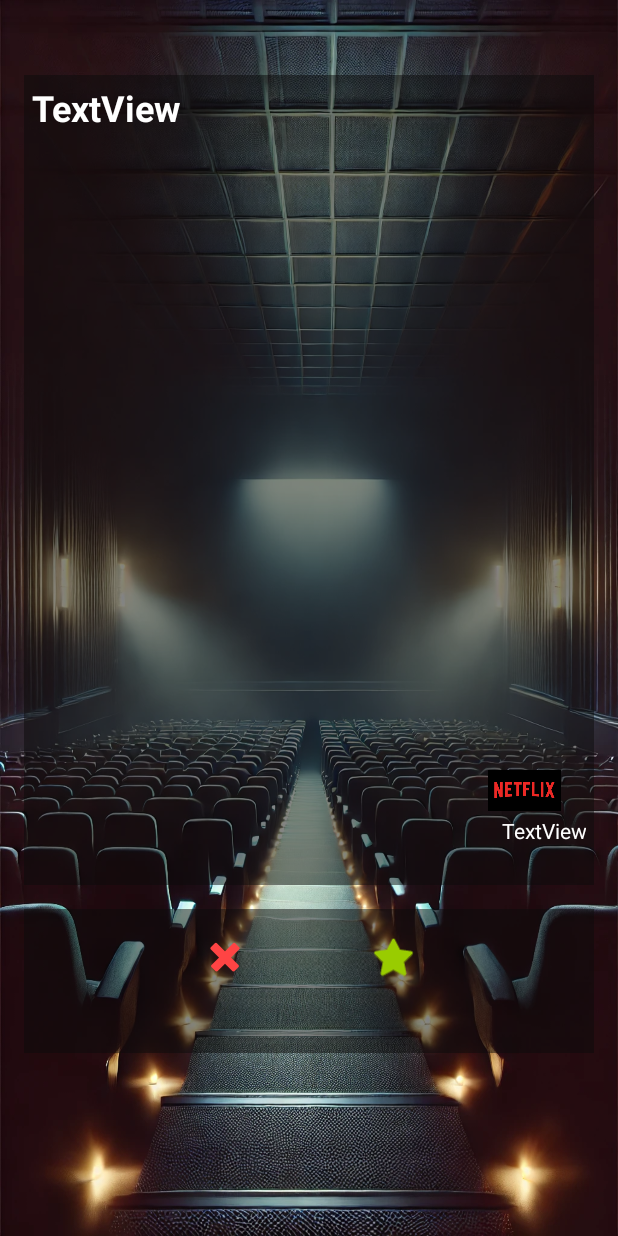
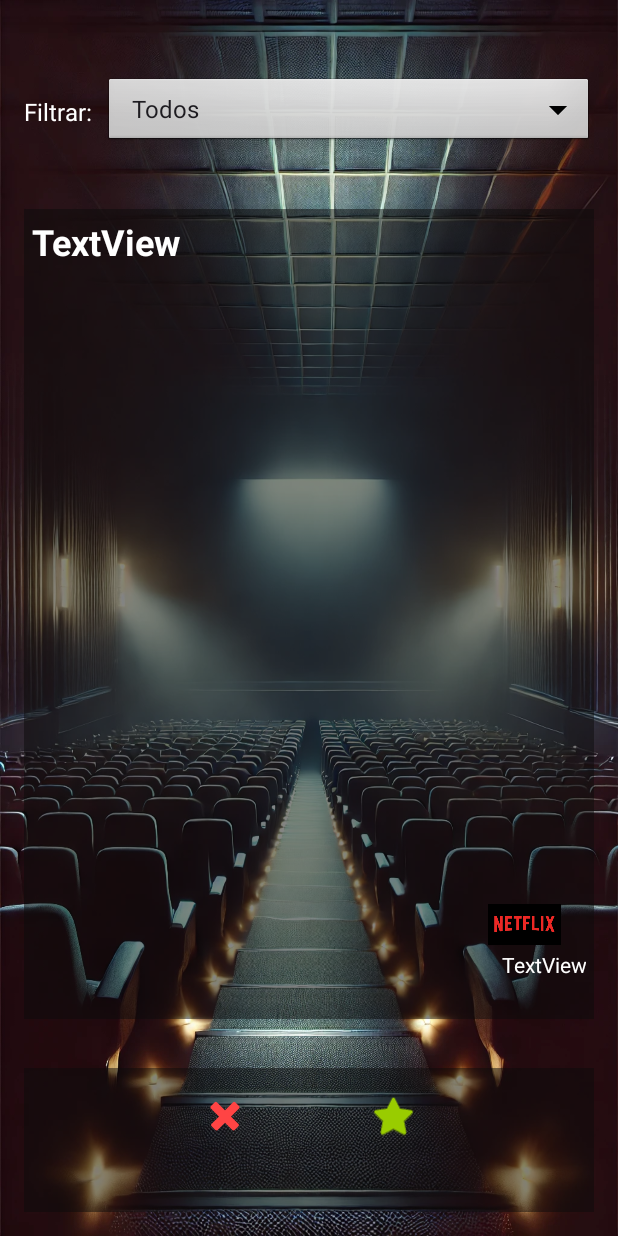
Before and after one commit to josePinillaRos/Filmatcher, an Android app: the PlayMatchActivity screen opened directly, with no data from a screen before it, on a phone screen of 412 x 824 dp. Run offline under Robolectric (Android 15) with nearby library versions, the phone set to English and light mode, and no system bars; our stand-ins replace Firebase (no records; nobody signed in at launch, a user with empty details on screens opened directly), Room's generated code; pictures from the network do not load.

Commit message:
Hasta filtrar por generos

```diff
--- a/Filmatcher_v2/app/src/main/java/com/josepinilla/proyectofinal/filmatcher/PlayMatchActivity.kt
+++ b/Filmatcher_v2/app/src/main/java/com/josepinilla/proyectofinal/filmatcher/PlayMatchActivity.kt
@@ -47,6 +47,9 @@ class PlayMatchActivity : AppCompatActivity() {
     private var moviesList = mutableListOf<Result>()
     private var currentMovieIndex = 0
 
+    //Generos
+    private var selectedGenre: Int = 0
+
     // Paginación
     private var page = 1
     private var totalPages = 1
@@ -92,27 +95,25 @@ class PlayMatchActivity : AppCompatActivity() {
 
         fetchPage(1)
 
+        setupGenreFilterSpinner()
         setupButtons()
         setupSwipeCard()
     }
 
     private fun fetchPage(pageToLoad: Int, showNextImmediately: Boolean = false) {
-        // Evitamos que se hagan múltiples llamadas simultáneas
         if (isLoading) return
         isLoading = true
 
         lifecycleScope.launch {
             try {
-                val newMovies = repository.fetchMovies(providerId, pageToLoad)
+                // Ahora le pasamos selectedGenre
+                val newMovies = repository.fetchMovies(providerId, pageToLoad, selectedGenre)
 
-                // Si newMovies está vacío, significa que esa página no tiene películas nuevas que mostrar
                 if (newMovies.isEmpty()) {
-                    // Si aún no hemos superado el total de páginas, intentamos la siguiente
                     if (pageToLoad < totalPages) {
-                        isLoading = false  // liberamos el flag para que la siguiente llamada pueda ocurrir
+                        isLoading = false
                         fetchPage(pageToLoad + 1, showNextImmediately)
                     } else {
-                        // Hemos agotado todas las páginas disponibles
                         isLoading = false
                         Toast.makeText(
                             this@PlayMatchActivity,
@@ -121,17 +122,10 @@ class PlayMatchActivity : AppCompatActivity() {
                         ).show()
                     }
                 } else {
-                    // Aquí tenemos películas nuevas que no están en la BBDD local
                     val oldSize = moviesList.size
                     moviesList.addAll(newMovies)
-
-                    // Ajustar totalPages si tu API lo proporciona. Por ahora,
-                    // mantenemos tu lógica de establecer totalPages = pageToLoad.
-                    // Idealmente, deberías ponerlo a la cantidad de páginas totales de la respuesta del servidor.
-                    //totalPages = pageToLoad
                     page = pageToLoad
 
-                    // Si es la primera vez que llenamos moviesList, o si pedimos mostrar de inmediato
                     if (oldSize == 0) {
                         currentMovieIndex = 0
                         showMovie(moviesList[currentMovieIndex])
@@ -140,10 +134,8 @@ class PlayMatchActivity : AppCompatActivity() {
                         showMovie(moviesList[currentMovieIndex])
                     }
 
-                    // Liberamos el flag de carga
                     isLoading = false
                 }
-
             } catch (e: Exception) {
                 isLoading = false
                 Toast.makeText(
@@ -154,6 +146,7 @@ class PlayMatchActivity : AppCompatActivity() {
             }
         }
     }
+
 
 
     private fun showMovie(movie: Result) {
@@ -346,4 +339,65 @@ class PlayMatchActivity : AppCompatActivity() {
         1899 to R.drawable.max,
         119 to R.drawable.amazon
     )
+
+    private fun setupGenreFilterSpinner() {
+        // Lista de géneros (ID TMDb -> Nombre)
+        val genreMap = mapOf(
+            0 to "Todos",
+            28 to "Acción",
+            12 to "Aventura",
+            16 to "Animación",
+            35 to "Comedia",
+            80 to "Crimen",
+            99 to "Documental",
+            18 to "Drama",
+            10751 to "Familia",
+            14 to "Fantasía",
+            36 to "Historia",
+            27 to "Terror",
+            10402 to "Música",
+            9648 to "Misterio",
+            10749 to "Romance",
+            878 to "Ciencia ficción",
+            10770 to "Película de TV",
+            53 to "Suspense",
+            10752 to "Bélica",
+            37 to "Oeste"
+        )
+
+        // Crear lista de nombres para mostrar en el Spinner
+        // y también una lista paralela de keys
+        val genreNames = genreMap.values.toList()
+        val genreIds = genreMap.keys.toList()
+
+        // Creamos un ArrayAdapter
+        val adapter = android.widget.ArrayAdapter(
+            this,
+            android.R.layout.simple_spinner_item,
+            genreNames
+        )
+        adapter.setDropDownViewResource(android.R.layout.simple_spinner_dropdown_item)
+
+        binding.spinnerFilter.adapter = adapter
+
+        // Listener de selección
+        binding.spinnerFilter.onItemSelectedListener = object : android.widget.AdapterView.OnItemSelectedListener {
+            override fun onItemSelected(parent: android.widget.AdapterView<*>?, view: View?, position: Int, id: Long) {
+                // Obtenemos la clave real (genreId)
+                selectedGenre = genreIds[position]
+
+                // Reiniciamos el paginado y la lista
+                page = 1
+                moviesList.clear()
+                currentMovieIndex = 0
+
+                // Llamamos a fetchPage(1) con el nuevo género
+                fetchPage(1)
+            }
+
+            override fun onNothingSelected(parent: android.widget.AdapterView<*>?) {
+                // No hacer nada si no se selecciona
+            }
+        }
+    }
 }
--- a/Filmatcher_v2/app/src/main/java/com/josepinilla/proyectofinal/filmatcher/data/Repository.kt
+++ b/Filmatcher_v2/app/src/main/java/com/josepinilla/proyectofinal/filmatcher/data/Repository.kt
@@ -21,18 +21,24 @@ class Repository(
      * fetchMovies
      * Llama a la API TMDb para obtener las películas de un proveedor y página
      */
-    suspend fun fetchMovies(watchProvider: Int, page: Int): List<Result> {
+    suspend fun fetchMovies(watchProvider: Int, page: Int, genreFilter: Int = 0): List<Result> {
         val response: MoviesByProviders = remoteDataSource.getMoviesByProvider(watchProvider, page)
         val allMovies = response.results?.filterNotNull() ?: emptyList()
 
-        // Filtrar las películas que ya han sido vistas en la base de datos local
         val filteredMovies = allMovies.filter { movie ->
             val isWatched = localDataSource.getWatchedMoviesById(movie.id, watchProvider).isNotEmpty()
-            !isWatched // Solo mantenemos las películas que NO están en la BD local
+
+            // Verificamos si la película contiene el género seleccionado,
+            // a menos que genreFilter sea 0 (que significa "Todos")
+            val belongsToGenre = (genreFilter == 0) || (movie.genreIds?.contains(genreFilter) == true)
+
+            // Aceptamos la película solo si NO está vista y si cumple el filtro de género
+            (!isWatched) && belongsToGenre
         }
 
         return filteredMovies
     }
+
 
 
     /**
--- a/Filmatcher_v2/app/src/main/res/layout/activity_play_match.xml
+++ b/Filmatcher_v2/app/src/main/res/layout/activity_play_match.xml
@@ -1,5 +1,6 @@
 <?xml version="1.0" encoding="utf-8"?>
-<androidx.coordinatorlayout.widget.CoordinatorLayout xmlns:android="http://schemas.android.com/apk/res/android"
+<androidx.coordinatorlayout.widget.CoordinatorLayout
+    xmlns:android="http://schemas.android.com/apk/res/android"
     xmlns:app="http://schemas.android.com/apk/res-auto"
     xmlns:tools="http://schemas.android.com/tools"
 
@@ -10,30 +11,60 @@
     android:paddingTop="50dp"
     tools:context=".PlayMatchActivity">
 
-    <!-- AppBar con Toolbar -->
-
-    <!-- Contenedor principal con márgenes laterales -->
     <androidx.constraintlayout.widget.ConstraintLayout
         android:layout_width="match_parent"
-        android:layout_height="wrap_content"
+        android:layout_height="match_parent"
         android:layout_marginStart="16dp"
         android:layout_marginEnd="16dp"
         android:fitsSystemWindows="true"
         android:padding="16dp"
         app:layout_behavior="@string/appbar_scrolling_view_behavior">
 
+        <!-- Contenedor para el TextView y el Spinner en la misma línea -->
+        <LinearLayout
+            android:id="@+id/filter_container"
+            android:layout_width="match_parent"
+            android:layout_height="wrap_content"
+            android:gravity="center_vertical"
+            android:orientation="horizontal"
+            android:paddingBottom="8dp"
+            app:layout_constraintTop_toTopOf="parent"
+            app:layout_constraintStart_toStartOf="parent"
+            app:layout_constraintEnd_toEndOf="parent">
+
+            <!-- Label para el filtro -->
+            <TextView
+                android:id="@+id/tvFilter"
+                android:layout_width="wrap_content"
+                android:layout_height="wrap_content"
+                android:layout_marginEnd="8dp"
+                android:text="Filtrar:"
+                android:textColor="@android:color/white"
+                android:textSize="16sp" />
+
+            <!-- Spinner para seleccionar género -->
+            <Spinner
+                android:id="@+id/spinnerFilter"
+                android:layout_width="0dp"
+                android:layout_height="wrap_content"
+                android:layout_weight="1"
+                android:background="@android:drawable/btn_dropdown" />
+        </LinearLayout>
+
         <!-- Contenedor de la película -->
         <include
             android:id="@+id/include_item_film"
             layout="@layout/item_film"
             android:layout_width="match_parent"
-            android:layout_height="0dp"
+            android:layout_height="wrap_content"
+            android:layout_marginTop="16dp"
             android:layout_marginBottom="16dp"
+            app:layout_constraintTop_toBottomOf="@id/filter_container"
             app:layout_constraintBottom_toTopOf="@id/button_container"
             app:layout_constraintEnd_toEndOf="parent"
             app:layout_constraintStart_toStartOf="parent" />
 
-        <!-- Contenedor de los botones con margen inferior para evitar la barra de navegación -->
+        <!-- Contenedor de los botones en la parte inferior -->
         <LinearLayout
             android:id="@+id/button_container"
             android:layout_width="match_parent"
@@ -43,7 +74,7 @@
             android:gravity="center"
             android:orientation="horizontal"
             android:paddingBottom="32dp"
-            app:layout_constraintBottom_toBottomOf="@id/include_item_film"
+            app:layout_constraintBottom_toBottomOf="parent"
             app:layout_constraintEnd_toEndOf="parent"
             app:layout_constraintStart_toStartOf="parent">
 
```
